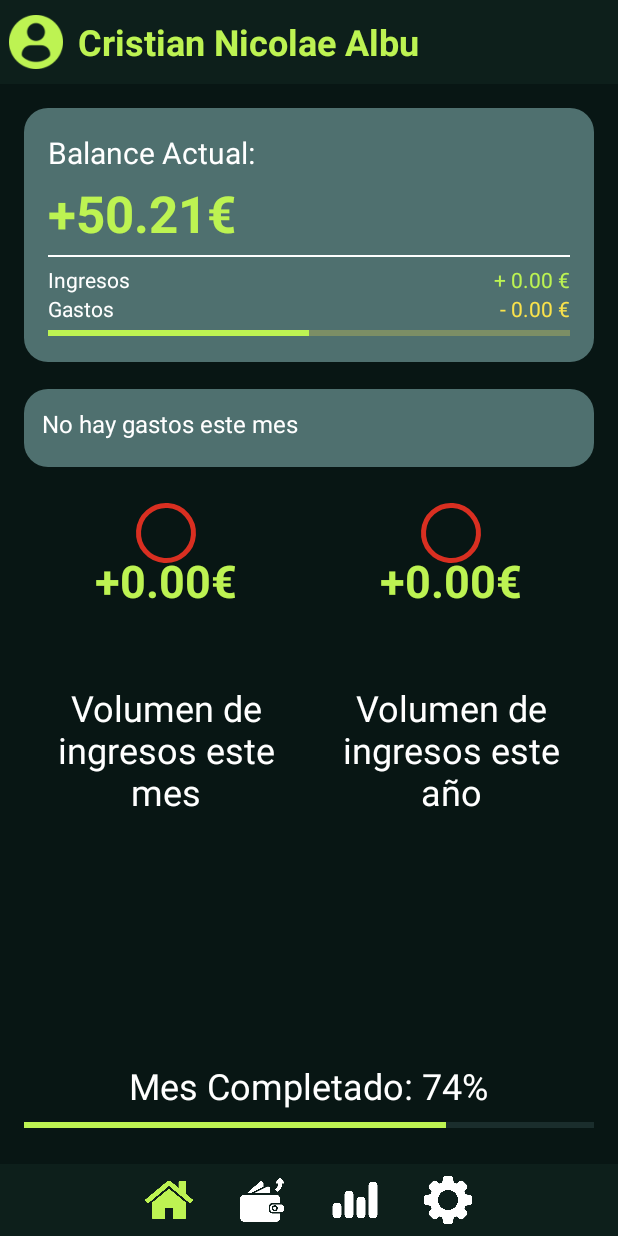
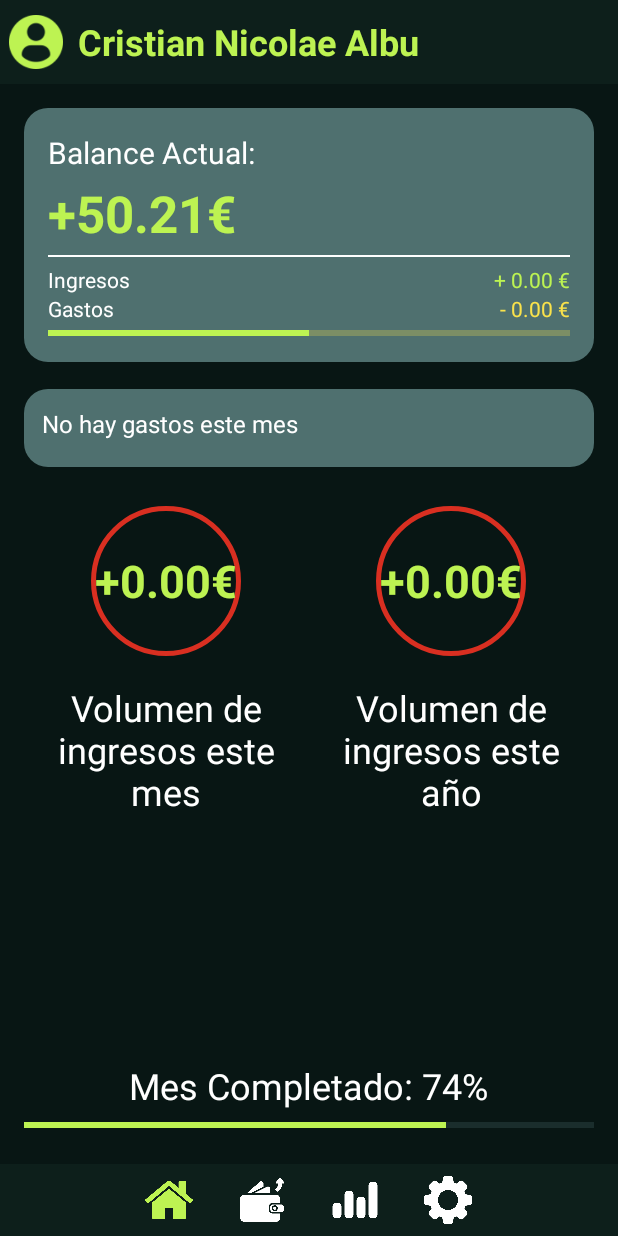
Before and after one commit to batlefront200/Finlyzer, an Android app: the HomeActivity screen opened directly, with no data from a screen before it, on a phone screen of 412 x 824 dp. Run offline under Robolectric (Android 15) with nearby library versions, the phone set to English and light mode, and no system bars; 14 statements that could not run were skipped.

Commit message:
Circulos de progreso Modificados.

```diff
--- a/app/src/main/res/layout/activity_estadisticas.xml
+++ b/app/src/main/res/layout/activity_estadisticas.xml
@@ -64,12 +64,13 @@
                     style="@style/Widget.MaterialComponents.CircularProgressIndicator"
                     android:layout_width="103dp"
                     android:layout_height="96dp"
-                    android:layout_gravity="center_horizontal"
+                    android:layout_gravity="center"
                     android:max="100"
                     android:progress="80"
                     app:indicatorColor="@color/verde_llamativo"
                     app:indicatorDirectionCircular="clockwise"
                     app:indicatorInset="8dp"
+                    app:indicatorSize="100dp"
                     app:trackColor="@color/rojo_gasto"
                     app:trackThickness="3dp" />
 
@@ -113,12 +114,13 @@
                     style="@style/Widget.MaterialComponents.CircularProgressIndicator"
                     android:layout_width="match_parent"
                     android:layout_height="match_parent"
-                    android:layout_gravity="center_horizontal"
+                    android:layout_gravity="center"
                     android:max="100"
                     android:progress="80"
                     app:indicatorColor="@color/verde_llamativo"
                     app:indicatorDirectionCircular="clockwise"
                     app:indicatorInset="8dp"
+                    app:indicatorSize="100dp"
                     app:trackColor="@color/rojo_gasto"
                     app:trackThickness="3dp" />
 
--- a/app/src/main/res/layout/activity_home.xml
+++ b/app/src/main/res/layout/activity_home.xml
@@ -198,12 +198,13 @@
                     style="@style/Widget.MaterialComponents.CircularProgressIndicator"
                     android:layout_width="103dp"
                     android:layout_height="96dp"
-                    android:layout_gravity="center_horizontal"
+                    android:layout_gravity="center"
                     android:max="100"
                     android:progress="80"
                     app:indicatorColor="@color/verde_llamativo"
                     app:indicatorDirectionCircular="clockwise"
                     app:indicatorInset="8dp"
+                    app:indicatorSize="100dp"
                     app:trackColor="@color/rojo_gasto"
                     app:trackThickness="3dp" />
 
@@ -211,12 +212,12 @@
                     android:id="@+id/circle1_text"
                     android:layout_width="wrap_content"
                     android:layout_height="wrap_content"
+                    android:layout_gravity="center"
                     android:gravity="center"
                     android:text="+50.21€"
                     android:textColor="@color/verde_llamativo"
                     android:textSize="30sp"
-                    android:textStyle="bold"
-                    android:layout_gravity="center" />
+                    android:textStyle="bold" />
             </FrameLayout>
 
             <TextView
@@ -247,12 +248,13 @@
                     style="@style/Widget.MaterialComponents.CircularProgressIndicator"
                     android:layout_width="match_parent"
                     android:layout_height="match_parent"
-                    android:layout_gravity="center_horizontal"
+                    android:layout_gravity="center"
                     android:max="100"
                     android:progress="80"
                     app:indicatorColor="@color/verde_llamativo"
                     app:indicatorDirectionCircular="clockwise"
                     app:indicatorInset="8dp"
+                    app:indicatorSize="100dp"
                     app:trackColor="@color/rojo_gasto"
                     app:trackThickness="3dp" />
 
```
Also changed, not shown: app/src/main/res/drawable/rounded_card.xml (line endings or trailing spaces).
